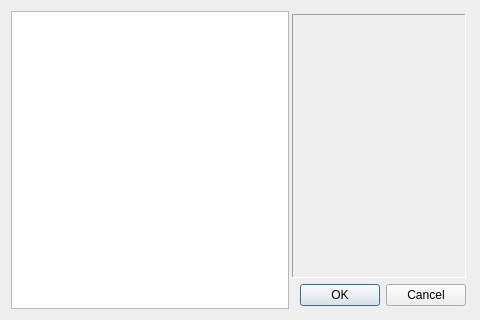
caxapyk/pa-decision, file dialogs/treedialog.ui: the form before one commit.
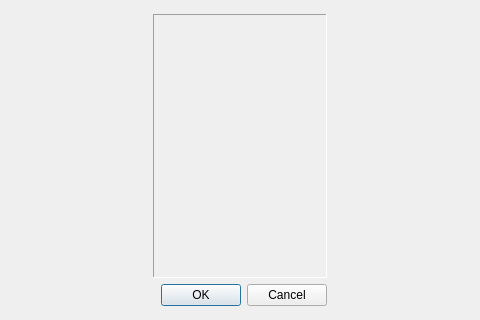
The form after the commit. Icons and pictures are not drawn.

The edit to the form file:
```diff
--- a/dialogs/treedialog.ui
+++ b/dialogs/treedialog.ui
@@ -30,22 +30,6 @@
      <property name="spacing">
       <number>0</number>
      </property>
-     <item>
-      <widget class="QTreeView" name="tV_itemView">
-       <property name="editTriggers">
-        <set>QAbstractItemView::DoubleClicked|QAbstractItemView::EditKeyPressed</set>
-       </property>
-       <property name="alternatingRowColors">
-        <bool>true</bool>
-       </property>
-       <property name="sortingEnabled">
-        <bool>true</bool>
-       </property>
-       <property name="expandsOnDoubleClick">
-        <bool>false</bool>
-       </property>
-      </widget>
-     </item>
      <item>
       <widget class="QFrame" name="frame">
        <property name="sizePolicy">
```
Left out of the diff: 2 changed lines with no effect on the pictures.
